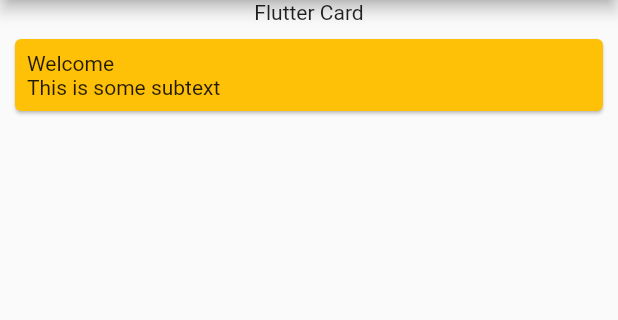
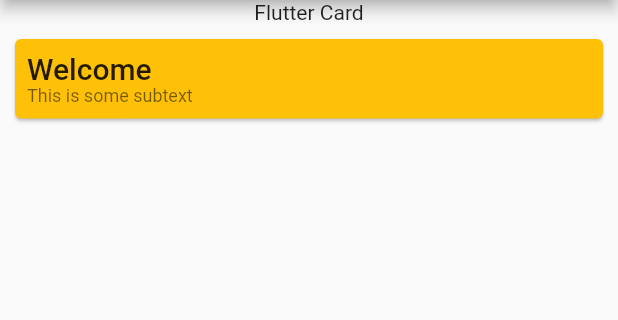
Before and after one commit to davefaliskie/flutter_basics, a Flutter app: the screen it shows after launch, on a phone screen of 412 x 824 dp, the part 84-404 px from its top. Run offline on Flutter 3.47's test engine with Material 2 defaults, Android fonts, the phone set to English and light mode, and no system bars.

Commit message:
TextTheme example

```diff
--- a/lib/main.dart
+++ b/lib/main.dart
@@ -42,9 +42,15 @@ class HomeScreen extends StatelessWidget {
                 child: Column(
                   mainAxisAlignment: MainAxisAlignment.start,
                   crossAxisAlignment: CrossAxisAlignment.stretch,
-                  children: const [
-                    Text("Welcome"),
-                    Text("This is some subtext"),
+                  children: [
+                    Text(
+                      "Welcome",
+                      style: Theme.of(context).textTheme.titleLarge,
+                    ),
+                    Text(
+                      "This is some subtext",
+                      style: Theme.of(context).textTheme.bodySmall,
+                    ),
                   ],
                 ),
               ),
```
